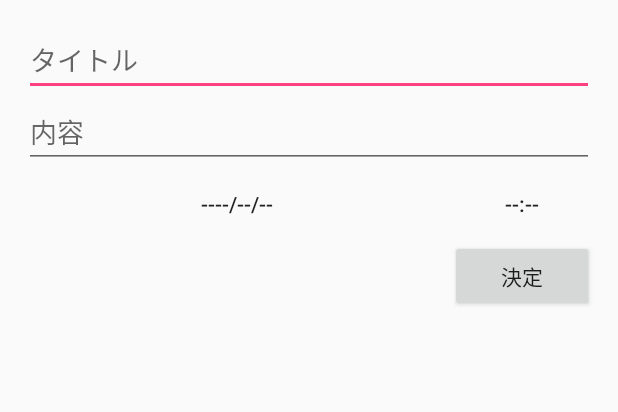
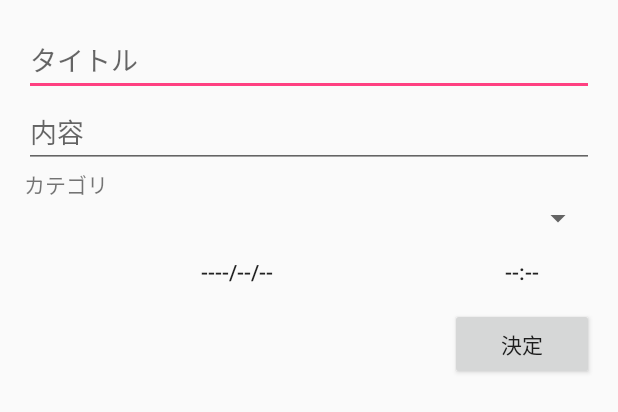
Before and after one commit to NaoyaYamauchi/TaskApp, an Android app: the layout content_input.xml on its own in the app's theme, with its tools: preview values and no code run, on a phone screen of 412 x 824 dp. Shown: the top 412 px of the screen. Run offline under Robolectric (Android 15) with nearby library versions, the phone set to English and light mode, and no system bars.

Commit message:
発展課題途中経過
Categoryクラスの追加

```diff
--- a/app/build.gradle
+++ b/app/build.gradle
@@ -17,10 +17,11 @@ android {
             proguardFiles getDefaultProguardFile('proguard-android.txt'), 'proguard-rules.pro'
         }
     }
+    buildToolsVersion '27.0.3'
 }
 
 dependencies {
-    implementation fileTree(dir: 'libs', include: ['*.jar'])
+    implementation fileTree(include: ['*.jar'], dir: 'libs')
     implementation 'com.android.support:appcompat-v7:27.1.1'
     implementation 'com.android.support.constraint:constraint-layout:1.1.0'
     implementation 'com.android.support:design:27.1.1'
--- a/app/src/main/res/layout/content_input.xml
+++ b/app/src/main/res/layout/content_input.xml
@@ -1,6 +1,5 @@
 <?xml version="1.0" encoding="utf-8"?>
-<RelativeLayout
-    xmlns:android="http://schemas.android.com/apk/res/android"
+<RelativeLayout xmlns:android="http://schemas.android.com/apk/res/android"
     xmlns:app="http://schemas.android.com/apk/res-auto"
     xmlns:tools="http://schemas.android.com/tools"
     android:layout_width="match_parent"
@@ -14,38 +13,56 @@
     tools:showIn="@layout/activity_input">
 
     <EditText
+        android:id="@+id/title_edit_text"
         android:layout_width="match_parent"
         android:layout_height="wrap_content"
-        android:id="@+id/title_edit_text"
-        android:hint="タイトル"/>
+        android:hint="タイトル" />
+
     <EditText
+        android:id="@+id/content_edit_text"
         android:layout_width="match_parent"
         android:layout_height="wrap_content"
         android:layout_below="@+id/title_edit_text"
-        android:id="@+id/content_edit_text"
-        android:hint="内容"/>
+        android:hint="内容" />
+
+    <TextView
+        android:layout_width="wrap_content"
+        android:layout_height="wrap_content"
+        android:text="カテゴリ"
+        android:layout_below="@+id/content_edit_text"
+        android:id="@+id/textView"/>
+    <Spinner
+        android:id="@+id/category_spinner"
+        android:layout_width="match_parent"
+        android:layout_height="wrap_content"
+        android:layout_below="@+id/textView"
+        android:spinnerMode="dialog"
+        android:hint="カテゴリ"/>
+
     <Button
+        android:id="@+id/date_button"
+        style="@style/Widget.AppCompat.Button.Borderless"
         android:layout_width="0dp"
         android:layout_height="wrap_content"
-        android:layout_below="@+id/content_edit_text"
         android:layout_alignParentStart="true"
+        android:layout_below="@+id/category_spinner"
         android:layout_toLeftOf="@+id/times_button"
-        android:id="@+id/date_button"
-        android:text="----/--/--"
-        style="@style/Widget.AppCompat.Button.Borderless"/>
+        android:text="----/--/--" />
+
     <Button
+        android:id="@+id/times_button"
+        style="@style/Widget.AppCompat.Button.Borderless"
         android:layout_width="96dp"
         android:layout_height="wrap_content"
-        android:layout_below="@id/content_edit_text"
-        android:text="--:--"
         android:layout_alignParentRight="true"
-        android:id="@+id/times_button"
-        style="@style/Widget.AppCompat.Button.Borderless"/>
+        android:layout_below="@id/category_spinner"
+        android:text="--:--" />
+
     <Button
+        android:id="@+id/done_button"
         android:layout_width="96dp"
         android:layout_height="wrap_content"
+        android:layout_alignParentRight="true"
         android:layout_below="@+id/times_button"
-        android:layout_alignParentRight="true"
-        android:text="決定"
-        android:id="@+id/done_button"/>
+        android:text="決定" />
 </RelativeLayout>
--- a/app/src/main/res/menu/menu_main.xml
+++ b/app/src/main/res/menu/menu_main.xml
@@ -6,5 +6,6 @@
         android:id="@+id/action_settings"
         android:orderInCategory="100"
         android:title="@string/action_settings"
-        app:showAsAction="never" />
+        app:showAsAction="ifRoom" />
+
 </menu>
--- a/app/src/main/res/values/strings.xml
+++ b/app/src/main/res/values/strings.xml
@@ -1,4 +1,10 @@
 <resources>
     <string name="app_name">TaskApp</string>
+    <string-array name="category">
+        <item>カテゴリA</item>
+        <item>カテゴリB</item>
+        <item>未定義</item>
+        <item>新規作成</item>
+    </string-array>
     <string name="action_settings">Settings</string>
 </resources>
```
Also changed, not shown: app/src/main/AndroidManifest.xml (+6 -3 lines), app/src/main/java/com/example/na_sun/taskapp/Category.java (added, +32 -0 lines), app/src/main/java/com/example/na_sun/taskapp/CategoryActivity.java (added, +64 -0 lines), app/src/main/java/com/example/na_sun/taskapp/InputActivity.java (+97 -8 lines), app/src/main/java/com/example/na_sun/taskapp/MainActivity.java (+25 -11 lines), app/src/main/java/com/example/na_sun/taskapp/Task.java (+8 -1 lines), app/src/main/java/com/example/na_sun/taskapp/TaskAlarmReceiver.java (+42 -4 lines), app/src/main/res/layout/activity_category.xml (added, +43 -0 lines).
